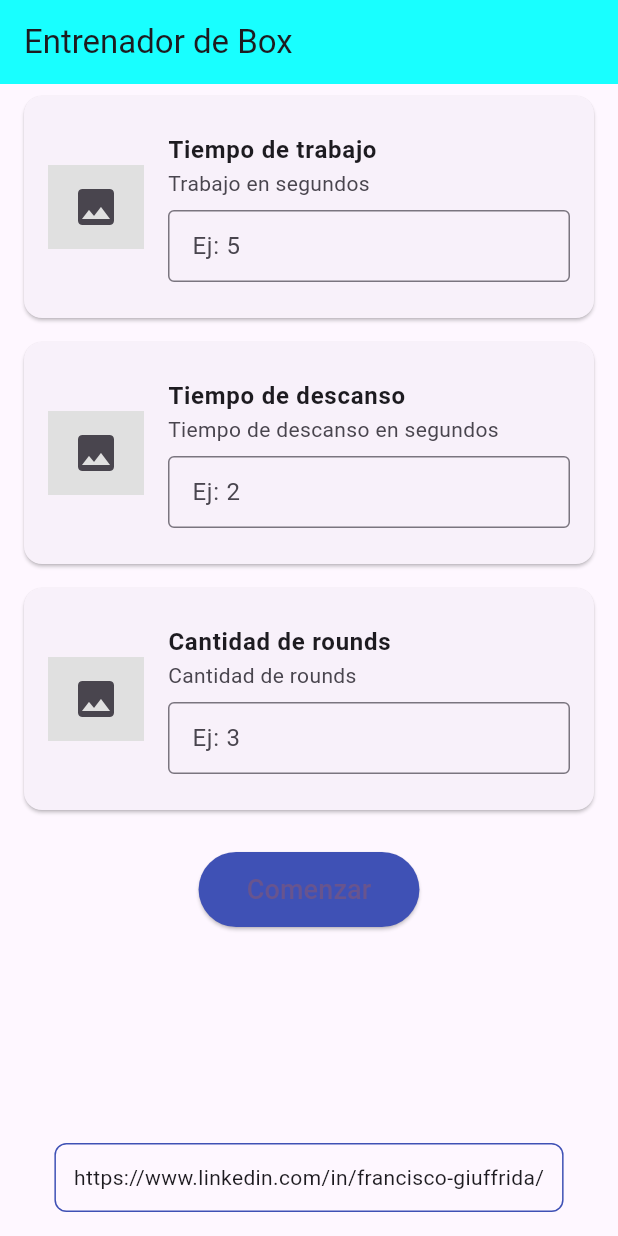
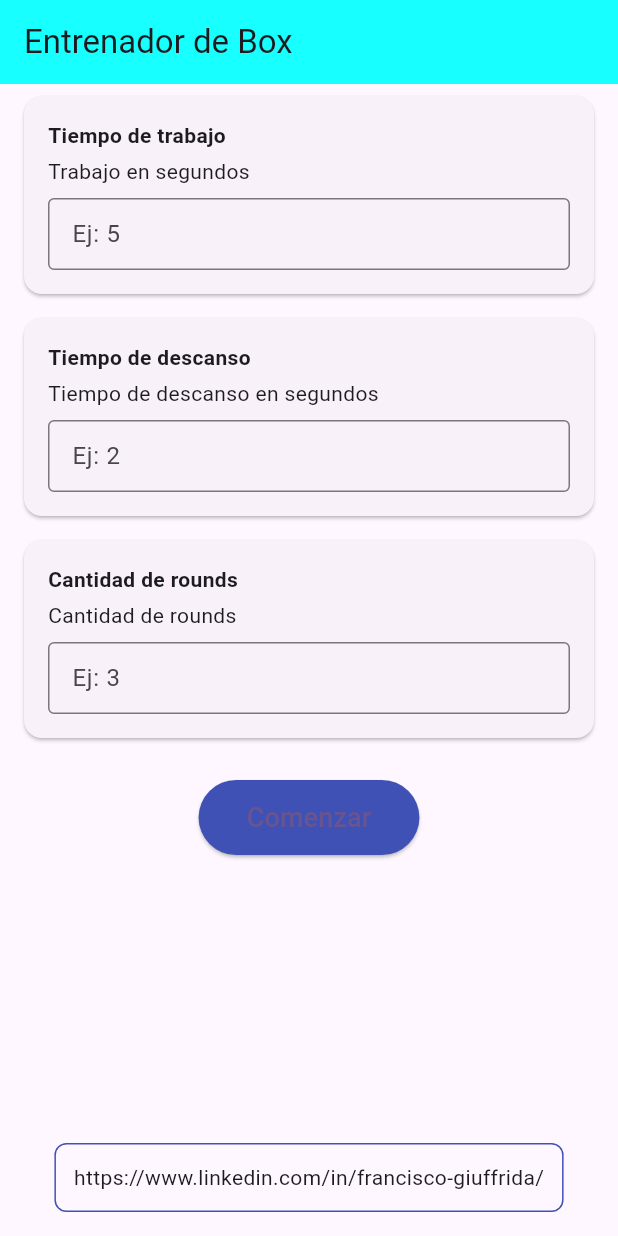
Before and after one commit to franciscogiuff/BoxerApp, a Flutter app: the screen it shows after launch, on a phone screen of 412 x 824 dp. Run offline on Flutter 3.47's test engine with Material 3 defaults, Android fonts, the phone set to English and light mode, and no system bars; our stand-ins replace audioplayers.

Commit message:
Deleted Images
Deleted images for controller widgets

```diff
--- a/lib/main.dart
+++ b/lib/main.dart
@@ -42,17 +42,13 @@ class _HomeBodyState extends State<HomeBody> {
   }) {
     return Card(
       margin: const EdgeInsets.symmetric(horizontal: 16, vertical: 8),
-      child: ListTile(
-        leading: Container(
-          width: 64,
-          height: 64,
-          color: Colors.grey[300],
-          child: const Icon(Icons.image, size: 32),
-        ),
-        title: Text(label, style: const TextStyle(fontWeight: FontWeight.bold)),
-        subtitle: Column(
+      child: Padding(
+        padding: const EdgeInsets.all(16),
+        child: Column(
           crossAxisAlignment: CrossAxisAlignment.start,
           children: [
+            Text(label, style: const TextStyle(fontWeight: FontWeight.bold)),
+            const SizedBox(height: 4),
             Text(title),
             const SizedBox(height: 8),
             TextField(
@@ -66,7 +62,6 @@ class _HomeBodyState extends State<HomeBody> {
             ),
           ],
         ),
-        contentPadding: const EdgeInsets.all(16),
       ),
     );
   }
```
